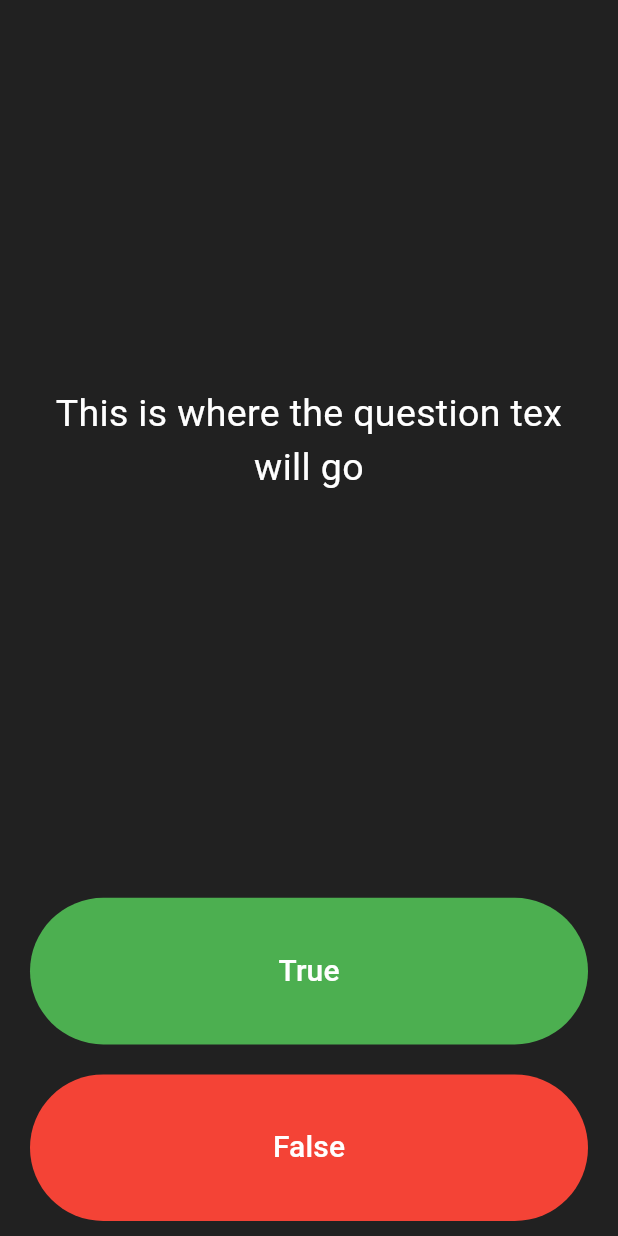
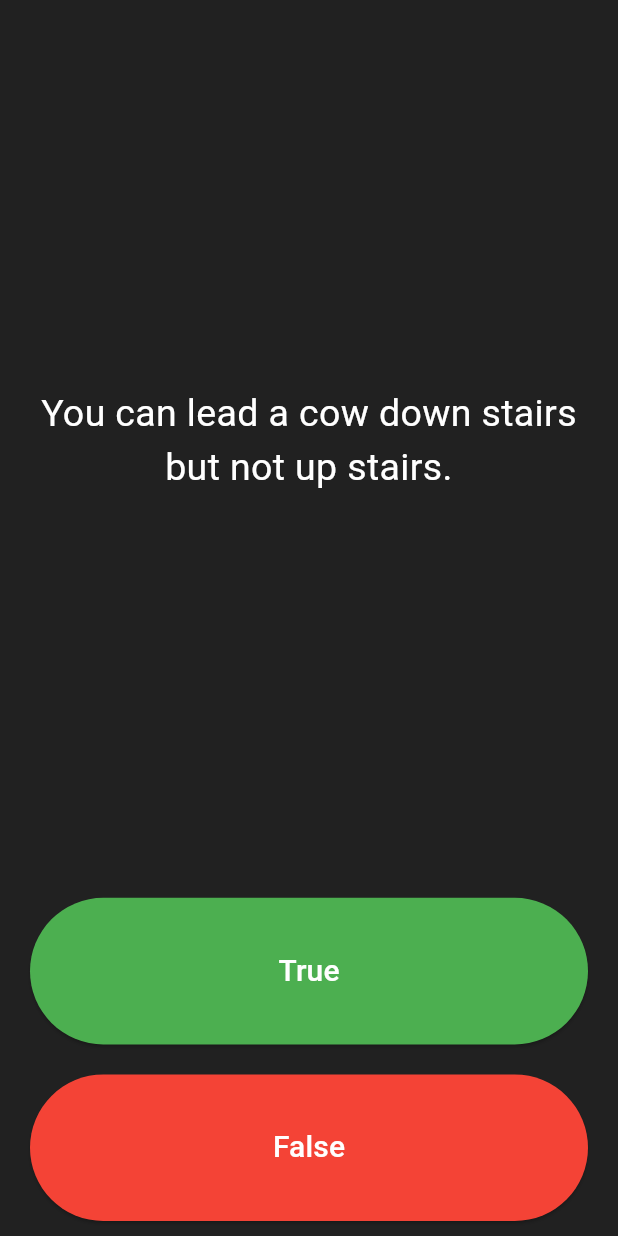
Before and after one commit to BabaykaBo/quizzler, a Flutter app: the screen it shows after launch, on a phone screen of 412 x 824 dp. Run offline on Flutter 3.47's test engine with Material 3 defaults, Android fonts, the phone set to English and light mode, and no system bars.

```diff
--- a/lib/main.dart
+++ b/lib/main.dart
@@ -33,7 +33,33 @@ class QuizPage extends StatefulWidget {
 class _QuizPageState extends State<QuizPage> {
   static const Icon succeeded = Icon(Icons.check, color: Colors.green);
   static const Icon failed = Icon(Icons.close, color: Colors.red);
+
+  static const List<(String, bool)> questions = [
+    ('You can lead a cow down stairs but not up stairs.', false),
+    ('Approximately one quarter of human bones are in the feet.', true),
+    ('A slug\'s blood is green.', false),
+  ];
+
   final List<Icon> scores = [];
+
+  int questionNumber = 0;
+  bool finished = false;
+
+  void getAnswer(bool choice, bool answer) {
+    setState(() {
+      if (finished) {
+        return;
+      }
+
+      scores.add(choice == answer ? succeeded : failed);
+
+      if (questionNumber < questions.length - 1) {
+        questionNumber++;
+      } else {
+        finished = true;
+      }
+    });
+  }
 
   @override
   Widget build(BuildContext context) {
@@ -47,7 +73,7 @@ class _QuizPageState extends State<QuizPage> {
             padding: const EdgeInsets.all(10),
             child: Center(
               child: Text(
-                'This is where the question tex will go',
+                finished ? 'Final' : questions[questionNumber].$1,
                 textAlign: TextAlign.center,
                 style: const TextStyle(fontSize: 25, color: Colors.white),
               ),
@@ -57,15 +83,24 @@ class _QuizPageState extends State<QuizPage> {
         Expanded(
           child: Padding(
             padding: const EdgeInsets.all(10),
-            child: BooleanButton('True', Colors.green, () {}),
+            child: BooleanButton(
+              'True',
+              Colors.green,
+              () => getAnswer(true, questions[questionNumber].$2),
+            ),
           ),
         ),
         Expanded(
           child: Padding(
             padding: const EdgeInsets.all(10),
-            child: BooleanButton('False', Colors.red, () {}),
+            child: BooleanButton(
+              'False',
+              Colors.red,
+              () => getAnswer(false, questions[questionNumber].$2),
+            ),
           ),
         ),
+        Row(children: scores),
       ],
     );
   }
@@ -82,7 +117,7 @@ class BooleanButton extends StatelessWidget {
   Widget build(BuildContext context) {
     return ElevatedButton(
       style: ButtonStyle(backgroundColor: WidgetStatePropertyAll(color)),
-      onPressed: call(),
+      onPressed: () => call(),
       child: Text(
         text,
         style: const TextStyle(color: Colors.white, fontSize: 20),
```
